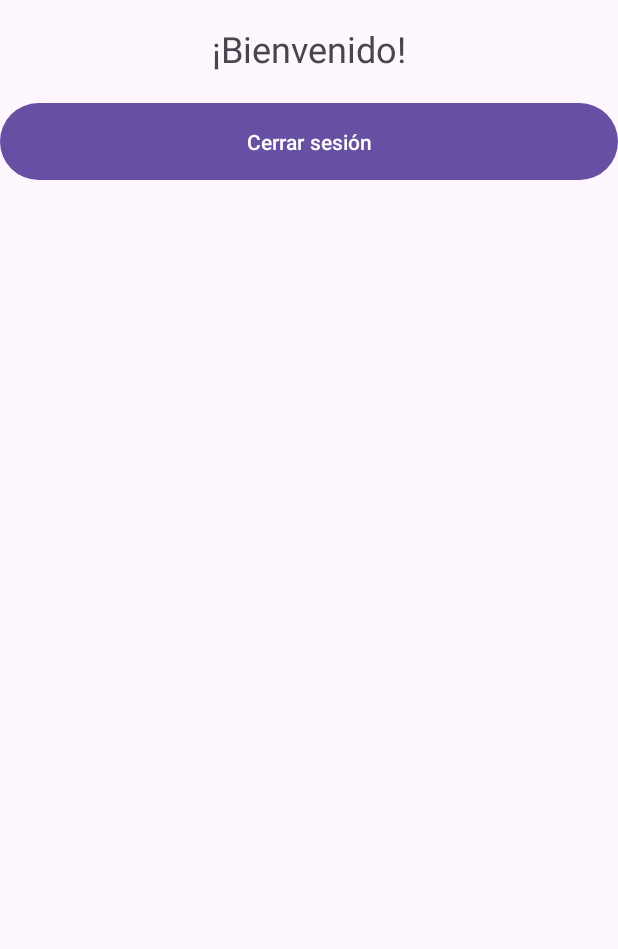
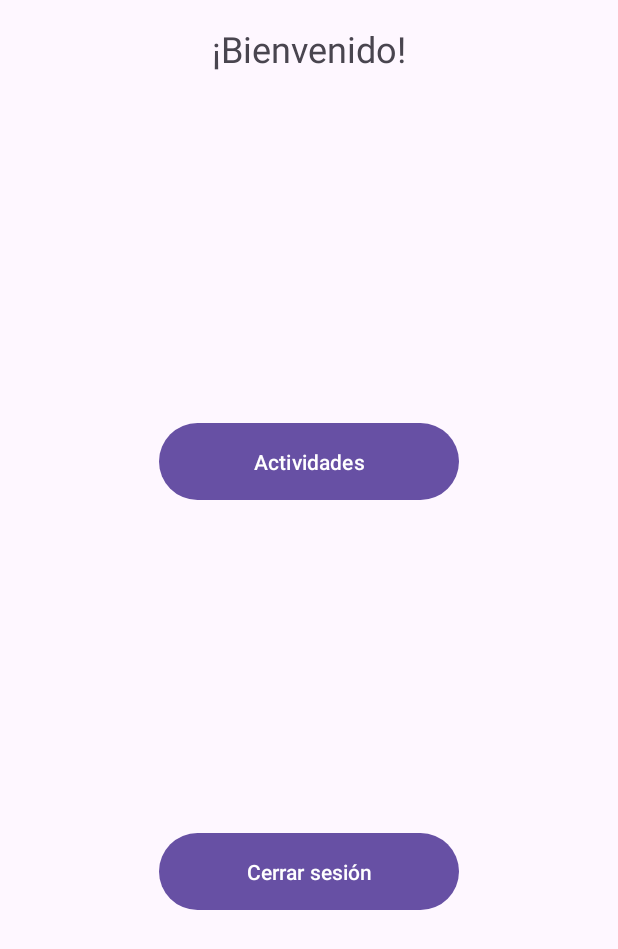
Before and after one commit to Carlos-Alvarenga721/Proyecto_Moviles, an Android app: the HomeActivity screen opened directly, with no data from a screen before it, on a phone screen of 412 x 824 dp. Shown: the top 949 px of the screen. Run offline under Robolectric (Android 15) with nearby library versions, the phone set to English and light mode, and no system bars; our stand-ins replace Firebase (no records; nobody signed in at launch, a user with empty details on screens opened directly).

Commit message:
Agregar accesibilidad temporal a Actividades

```diff
--- a/app/src/main/AndroidManifest.xml
+++ b/app/src/main/AndroidManifest.xml
@@ -13,7 +13,7 @@
         android:theme="@style/Theme.Proyecto_Kotlin_DSM"
         tools:targetApi="31">
         <activity
-            android:name=".Activities"
+            android:name=".ActivitiesActivity"
             android:exported="false"
             android:theme="@style/Theme.Proyecto_Kotlin_DSM" />
         <activity
--- a/app/src/main/java/com/example/proyecto_kotlin_dsm/Activities.kt
+++ b/app/src/main/java/com/example/proyecto_kotlin_dsm/ActivitiesActivity.kt
@@ -9,7 +9,7 @@ import androidx.appcompat.widget.Toolbar
 import androidx.core.view.ViewCompat
 import androidx.core.view.WindowInsetsCompat
 
-class Activities : AppCompatActivity() {
+class ActivitiesActivity : AppCompatActivity() {
     override fun onCreate(savedInstanceState: Bundle?) {
         super.onCreate(savedInstanceState)
         enableEdgeToEdge()
--- a/app/src/main/java/com/example/proyecto_kotlin_dsm/HomeActivity.kt
+++ b/app/src/main/java/com/example/proyecto_kotlin_dsm/HomeActivity.kt
@@ -26,6 +26,8 @@ class HomeActivity : AppCompatActivity() {
 
         val logoutButton: Button = findViewById(R.id.logoutButton)
 
+        val actividadesButton: Button = findViewById(R.id.actividadesButton)
+
         // Botón para cerrar sesión
         logoutButton.setOnClickListener {
             auth.signOut()
@@ -33,5 +35,11 @@ class HomeActivity : AppCompatActivity() {
             finish()
         }
 
+        actividadesButton.setOnClickListener {
+            val intent = Intent(this, ActivitiesActivity::class.java)
+            startActivity(intent)
+            finish()
+        }
+
     }
 }
--- a/app/src/main/res/layout/activity_activities.xml
+++ b/app/src/main/res/layout/activity_activities.xml
@@ -6,7 +6,7 @@
     android:id="@+id/main"
     android:layout_width="match_parent"
     android:layout_height="match_parent"
-    tools:context=".Activities">
+    tools:context=".ActivitiesActivity">
 
     <!-- AppBarLayout con Toolbar -->
     <com.google.android.material.appbar.AppBarLayout
--- a/app/src/main/res/layout/activity_home.xml
+++ b/app/src/main/res/layout/activity_home.xml
@@ -19,13 +19,25 @@
         android:padding="16dp"/>
 
     <Button
+        android:id="@+id/actividadesButton"
+        android:layout_width="200dp"
+        android:layout_height="wrap_content"
+        android:text="Actividades"
+        app:layout_constraintStart_toStartOf="parent"
+        app:layout_constraintEnd_toEndOf="parent"
+        app:layout_constraintTop_toBottomOf="@id/welcomeText"
+        app:layout_constraintBottom_toTopOf="@id/logoutButton"
+        android:padding="16dp"/>
+
+    <Button
         android:id="@+id/logoutButton"
-        android:layout_width="0dp"
+        android:layout_width="200dp"
         android:layout_height="wrap_content"
         android:text="Cerrar sesión"
         app:layout_constraintStart_toStartOf="parent"
         app:layout_constraintEnd_toEndOf="parent"
-        app:layout_constraintTop_toBottomOf="@id/welcomeText"
+        app:layout_constraintTop_toBottomOf="@id/actividadesButton"
+        app:layout_constraintBottom_toBottomOf="parent"
         android:padding="16dp"/>
 
 </androidx.constraintlayout.widget.ConstraintLayout>
```
Also changed, not shown: app/src/main/java/com/example/proyecto_kotlin_dsm/FirstFragment.kt (deleted, +0 -44 lines), app/src/main/java/com/example/proyecto_kotlin_dsm/SecondFragment.kt (deleted, +0 -44 lines).
